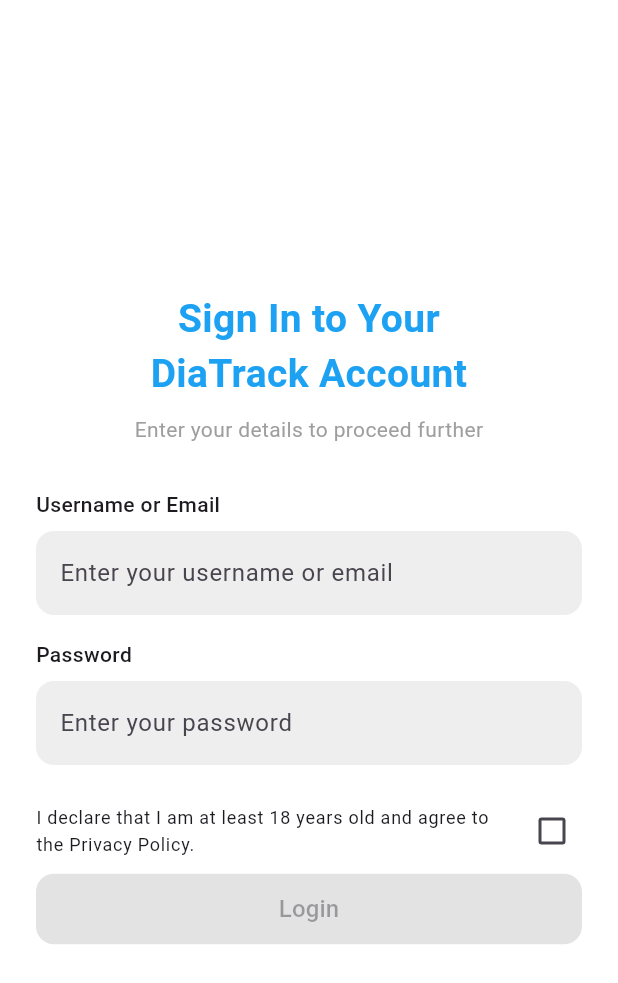
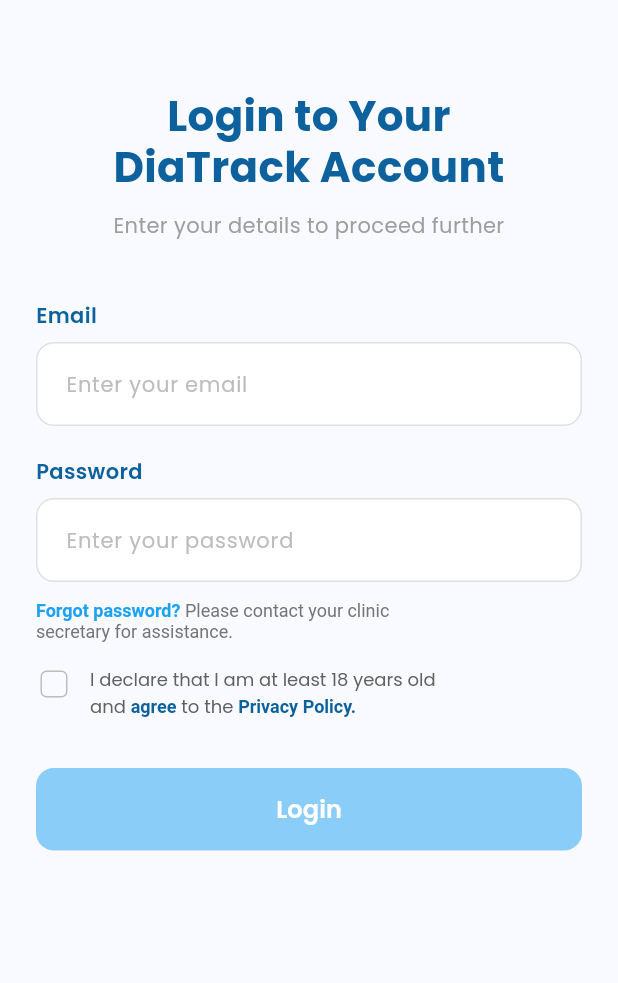
Before and after one commit to yongNotgio/diatrack1, a Flutter app: the screen it shows after launch, on a phone screen of 412 x 824 dp. Shown: the top 983 px of the screen. Run offline on Flutter 3.47's test engine with Material 3 defaults, Android fonts, the phone set to English and light mode, and no system bars; our stand-ins replace dotted_border, fl_chart, flutter_dotenv, image_picker, shared_preferences, supabase_flutter; accounts and stored records are empty.

Commit message:
Revamp login UI and improve text scaling
Updated the login screen with a new color scheme, improved form field styling, and clearer checkbox and error message presentation. Increased font sizes and adjusted weights for section headers in health metrics history. Wrapped large text in FittedBox for better scaling in overview cards and risk classification display. Added a new welcome image asset.

```diff
--- a/diatrack1/lib/screens/health_metrics_history.dart
+++ b/diatrack1/lib/screens/health_metrics_history.dart
@@ -216,8 +216,8 @@ class _HealthMetricsHistoryState extends State<HealthMetricsHistory> {
           const Text(
             'Visualizations',
             style: TextStyle(
-              fontWeight: FontWeight.w700,
-              fontSize: 18,
+              fontWeight: FontWeight.w500,
+              fontSize: 25,
               color: Color(0xFF0D629E),
               fontFamily: 'Poppins',
             ),
@@ -230,8 +230,8 @@ class _HealthMetricsHistoryState extends State<HealthMetricsHistory> {
           const Text(
             'Wound Photos',
             style: TextStyle(
-              fontWeight: FontWeight.w700,
-              fontSize: 18,
+              fontWeight: FontWeight.w500,
+              fontSize: 25,
               color: Color(0xFF0D629E),
               fontFamily: 'Poppins',
             ),
@@ -243,10 +243,10 @@ class _HealthMetricsHistoryState extends State<HealthMetricsHistory> {
             mainAxisAlignment: MainAxisAlignment.spaceBetween,
             children: [
               const Text(
-                'Health Metrics Submissions',
-                style: TextStyle(
-                  fontWeight: FontWeight.w700,
-                  fontSize: 18,
+                'Health Metrics\nSubmissions',
+                style: TextStyle(
+                  fontWeight: FontWeight.w500,
+                  fontSize: 25,
                   color: Color(0xFF0D629E),
                   fontFamily: 'Poppins',
                 ),
@@ -455,8 +455,12 @@ class _HealthMetricsHistoryState extends State<HealthMetricsHistory> {
                         ),
                       ),
                       const SizedBox(height: 4),
-                      Text(
-                        (metric.riskClassification ?? 'UNKNOWN').toUpperCase(),
+                      FittedBox(
+                        fit: BoxFit.scaleDown,
+                        alignment: Alignment.centerLeft,
+                        child: Text(
+                          (metric.riskClassification ?? 'UNKNOWN')
+                              .toUpperCase(),
                           style: TextStyle(
                             fontSize: 48,
                             fontWeight: FontWeight.w500,
@@ -465,6 +469,7 @@ class _HealthMetricsHistoryState extends State<HealthMetricsHistory> {
                             ),
                             fontFamily: 'Poppins',
                             height: 1.0,
+                          ),
                         ),
                       ),
                     ],
--- a/diatrack1/lib/screens/login_screen.dart
+++ b/diatrack1/lib/screens/login_screen.dart
@@ -84,48 +84,79 @@ class _LoginScreenState extends State<LoginScreen> {
   @override
   Widget build(BuildContext context) {
     final primaryBlue = const Color(0xFF1DA1F2);
+    final darkBlue = const Color(0xFF0D629E);
 
     return Scaffold(
-      backgroundColor: Colors.white,
-      body: Center(
+      backgroundColor: const Color(0xFFF8FAFF),
+      body: SafeArea(
         child: SingleChildScrollView(
-          padding: const EdgeInsets.all(24.0),
+          padding: const EdgeInsets.symmetric(horizontal: 24.0, vertical: 40.0),
           child: Form(
             key: _formKey,
             child: Column(
               crossAxisAlignment: CrossAxisAlignment.stretch,
               children: <Widget>[
-                const Text(
-                  'Sign In to Your\nDiaTrack Account',
+                const SizedBox(height: 20),
+                Text(
+                  'Login to Your\nDiaTrack Account',
                   style: TextStyle(
-                    fontSize: 26,
+                    fontSize: 28,
                     fontWeight: FontWeight.bold,
-                    color: Color(0xFF1DA1F2),
+                    color: darkBlue,
+                    fontFamily: 'Poppins',
+                    height: 1.2,
                   ),
                   textAlign: TextAlign.center,
                 ),
-                const SizedBox(height: 8),
+                const SizedBox(height: 12),
                 const Text(
                   'Enter your details to proceed further',
-                  style: TextStyle(fontSize: 14, color: Colors.grey),
+                  style: TextStyle(
+                    fontSize: 14,
+                    color: Colors.grey,
+                    fontFamily: 'Poppins',
+                  ),
                   textAlign: TextAlign.center,
                 ),
-                const SizedBox(height: 30),
+                const SizedBox(height: 40),
 
-                const Text(
-                  'Username or Email',
-                  style: TextStyle(fontWeight: FontWeight.w500),
+                Text(
+                  'Email',
+                  style: TextStyle(
+                    fontWeight: FontWeight.w600,
+                    color: darkBlue,
+                    fontFamily: 'Poppins',
+                    fontSize: 14,
+                  ),
                 ),
                 const SizedBox(height: 8),
                 TextFormField(
                   controller: _emailController,
+                  style: const TextStyle(fontFamily: 'Poppins'),
                   decoration: InputDecoration(
-                    hintText: 'Enter your username or email',
+                    hintText: 'Enter your email',
+                    hintStyle: TextStyle(
+                      color: Colors.grey[400],
+                      fontFamily: 'Poppins',
+                      fontSize: 14,
+                    ),
                     filled: true,
-                    fillColor: Colors.grey[200],
+                    fillColor: Colors.white,
                     border: OutlineInputBorder(
                       borderRadius: BorderRadius.circular(12),
-                      borderSide: BorderSide.none,
+                      borderSide: BorderSide(color: Colors.grey[300]!),
+                    ),
+                    enabledBorder: OutlineInputBorder(
+                      borderRadius: BorderRadius.circular(12),
+                      borderSide: BorderSide(color: Colors.grey[300]!),
+                    ),
+                    focusedBorder: OutlineInputBorder(
+                      borderRadius: BorderRadius.circular(12),
+                      borderSide: BorderSide(color: primaryBlue, width: 1.5),
+                    ),
+                    contentPadding: const EdgeInsets.symmetric(
+                      horizontal: 16,
+                      vertical: 16,
                     ),
                   ),
                   validator:
@@ -136,22 +167,45 @@ class _LoginScreenState extends State<LoginScreen> {
                               ? 'Please enter a valid email'
                               : null,
                 ),
-                const SizedBox(height: 16),
+                const SizedBox(height: 20),
 
-                const Text(
+                Text(
                   'Password',
-                  style: TextStyle(fontWeight: FontWeight.w500),
+                  style: TextStyle(
+                    fontWeight: FontWeight.w600,
+                    color: darkBlue,
+                    fontFamily: 'Poppins',
+                    fontSize: 14,
+                  ),
                 ),
                 const SizedBox(height: 8),
                 TextFormField(
                   controller: _passwordController,
+                  style: const TextStyle(fontFamily: 'Poppins'),
                   decoration: InputDecoration(
                     hintText: 'Enter your password',
+                    hintStyle: TextStyle(
+                      color: Colors.grey[400],
+                      fontFamily: 'Poppins',
+                      fontSize: 14,
+                    ),
                     filled: true,
-                    fillColor: Colors.grey[200],
+                    fillColor: Colors.white,
                     border: OutlineInputBorder(
                       borderRadius: BorderRadius.circular(12),
-                      borderSide: BorderSide.none,
+                      borderSide: BorderSide(color: Colors.grey[300]!),
+                    ),
+                    enabledBorder: OutlineInputBorder(
+                      borderRadius: BorderRadius.circular(12),
+                      borderSide: BorderSide(color: Colors.grey[300]!),
+                    ),
+                    focusedBorder: OutlineInputBorder(
+                      borderRadius: BorderRadius.circular(12),
+                      borderSide: BorderSide(color: primaryBlue, width: 1.5),
+                    ),
+                    contentPadding: const EdgeInsets.symmetric(
+                      horizontal: 16,
+                      vertical: 16,
                     ),
                   ),
                   obscureText: true,
@@ -161,29 +215,99 @@ class _LoginScreenState extends State<LoginScreen> {
                               ? 'Please enter your password'
                               : null,
                 ),
+                const SizedBox(height: 12),
+
+                // Forgot password text
+                RichText(
+                  text: TextSpan(
+                    style: const TextStyle(fontSize: 12, fontFamily: 'Poppins'),
+                    children: [
+                      TextSpan(
+                        text: 'Forgot password? ',
+                        style: TextStyle(
+                          color: primaryBlue,
+                          fontWeight: FontWeight.w600,
+                        ),
+                      ),
+                      TextSpan(
+                        text:
+                            'Please contact your clinic\nsecretary for assistance.',
+                        style: TextStyle(color: Colors.grey[600]),
+                      ),
+                    ],
+                  ),
+                ),
                 const SizedBox(height: 16),
 
-                CheckboxListTile(
-                  title: const Text(
-                    'I declare that I am at least 18 years old and agree to the Privacy Policy.',
-                    style: TextStyle(fontSize: 12),
-                  ),
-                  value: _is18AndAgree,
-                  onChanged:
-                      (value) => setState(() => _is18AndAgree = value ?? false),
-                  activeColor: primaryBlue,
-                  contentPadding: EdgeInsets.zero,
+                // Checkbox row
+                Row(
+                  crossAxisAlignment: CrossAxisAlignment.start,
+                  children: [
+                    SizedBox(
+                      width: 24,
+                      height: 24,
+                      child: Checkbox(
+                        value: _is18AndAgree,
+                        onChanged:
+                            (value) =>
+                                setState(() => _is18AndAgree = value ?? false),
+                        activeColor: primaryBlue,
+                        shape: RoundedRectangleBorder(
+                          borderRadius: BorderRadius.circular(4),
+                        ),
+                        side: BorderSide(color: Colors.grey[400]!),
+                      ),
+                    ),
+                    const SizedBox(width: 12),
+                    Expanded(
+                      child: RichText(
+                        text: TextSpan(
+                          style: TextStyle(
+                            fontSize: 12,
+                            color: Colors.grey[700],
+                            fontFamily: 'Poppins',
+                          ),
+                          children: [
+                            const TextSpan(
+                              text:
+                                  'I declare that I am at least 18 years old\nand ',
+                            ),
+                            TextSpan(
+                              text: 'agree',
+                              style: TextStyle(
+                                fontWeight: FontWeight.w600,
+                                color: darkBlue,
+                              ),
+                            ),
+                            const TextSpan(text: ' to the '),
+                            TextSpan(
+                              text: 'Privacy Policy.',
+                              style: TextStyle(
+                                fontWeight: FontWeight.w600,
+                                color: darkBlue,
+                              ),
+                            ),
+                          ],
+                        ),
+                      ),
+                    ),
+                  ],
                 ),
 
                 if (_errorMessage != null)
                   Padding(
-                    padding: const EdgeInsets.only(bottom: 12.0),
+                    padding: const EdgeInsets.only(top: 16.0),
                     child: Text(
                       _errorMessage!,
-                      style: const TextStyle(color: Colors.red),
+                      style: const TextStyle(
+                        color: Colors.red,
+                        fontFamily: 'Poppins',
+                      ),
                       textAlign: TextAlign.center,
                     ),
                   ),
+
+                const SizedBox(height: 32),
 
                 _isLoading
                     ? const Center(child: CircularProgressIndicator())
@@ -191,13 +315,22 @@ class _LoginScreenState extends State<LoginScreen> {
                       onPressed: _is18AndAgree ? _login : null,
                       style: ElevatedButton.styleFrom(
                         backgroundColor: primaryBlue,
+                        disabledBackgroundColor: primaryBlue.withOpacity(0.5),
+                        foregroundColor: Colors.white,
+                        disabledForegroundColor: Colors.white,
+                        padding: const EdgeInsets.symmetric(vertical: 16),
                         shape: RoundedRectangleBorder(
                           borderRadius: BorderRadius.circular(12),
                         ),
+                        elevation: 0,
                       ),
                       child: const Text(
                         'Login',
-                        style: TextStyle(fontSize: 16),
+                        style: TextStyle(
+                          fontSize: 16,
+                          fontWeight: FontWeight.w600,
+                          fontFamily: 'Poppins',
+                        ),
                       ),
                     ),
               ],
--- a/diatrack1/lib/screens/notifications_screen.dart
+++ b/diatrack1/lib/screens/notifications_screen.dart
@@ -52,7 +52,8 @@ class _NotificationsScreenState extends State<NotificationsScreen> {
         Navigator.push(
           context,
           MaterialPageRoute(
-            builder: (context) => HealthMetricsHistory(patientId: widget.patientId),
+            builder:
+                (context) => HealthMetricsHistory(patientId: widget.patientId),
           ),
         );
         break;
--- a/diatrack1/lib/widgets/overview_cards.dart
+++ b/diatrack1/lib/widgets/overview_cards.dart
@@ -132,7 +132,10 @@ class _OverviewCard extends StatelessWidget {
             Column(
               crossAxisAlignment: CrossAxisAlignment.start,
               children: [
-                Text(
+                FittedBox(
+                  fit: BoxFit.scaleDown,
+                  alignment: Alignment.centerLeft,
+                  child: Text(
                     value,
                     style: TextStyle(
                       fontSize: 52,
@@ -140,6 +143,7 @@ class _OverviewCard extends StatelessWidget {
                       color: color,
                       fontFamily: 'Poppins',
                       height: 0.95,
+                    ),
                   ),
                 ),
                 const SizedBox(height: 2),
```
Also changed, not shown: diatrack1/assets/images/welcome.png (added). Lines whose indentation alone changed are shown as unchanged.
